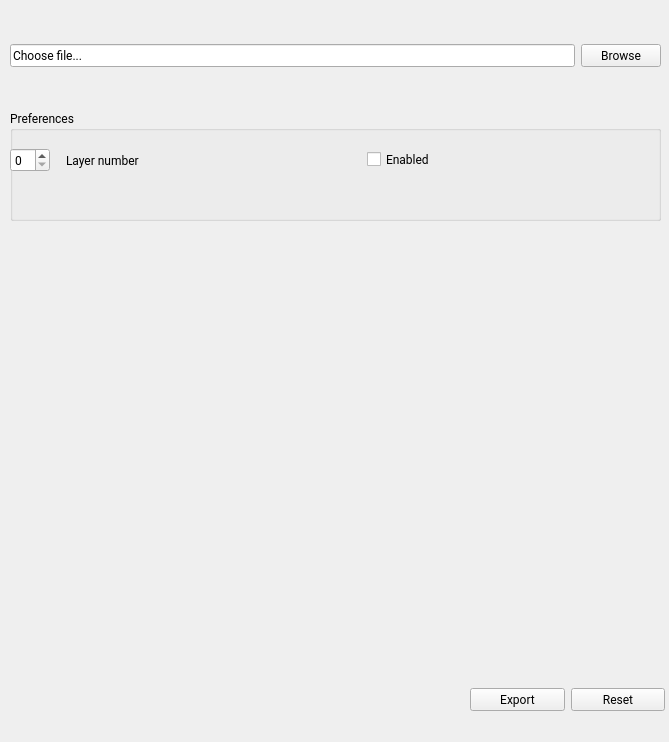
Before: the Qt Designer form Program/filamentchanger.ui in LuisDiazUgena/Filament-Changer-for-bq-printers, drawn with Qt 5.
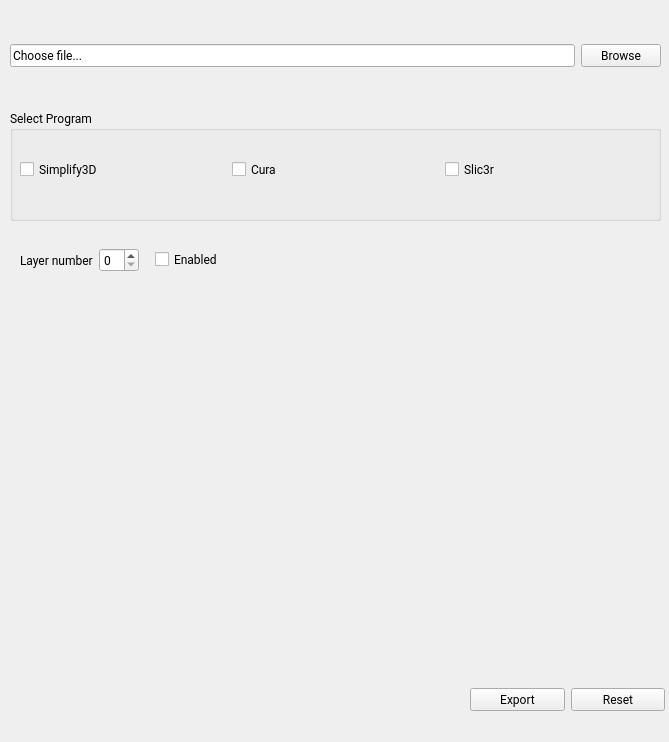
After: the same form once the commit is applied. Icons and pictures are not drawn.

Commit message:
Added program selection checkboxs
Added program selection checkboxs to the ui and created functions that
only let choose one of those checkboxs

Patch:
```diff
--- a/Program/filamentchanger.ui
+++ b/Program/filamentchanger.ui
@@ -8,6 +8,14 @@
   <property name="enabled">
    <bool>true</bool>
   </property>
+  <property name="geometry">
+   <rect>
+    <x>0</x>
+    <y>0</y>
+    <width>669</width>
+    <height>742</height>
+   </rect>
+  </property>
   <property name="minimumSize">
    <size>
     <width>669</width>
@@ -61,7 +69,33 @@
     </item>
    </layout>
   </widget>
-  <widget class="QGroupBox" name="groupBox">
+  <widget class="QWidget" name="horizontalLayoutWidget_3">
+   <property name="geometry">
+    <rect>
+     <x>470</x>
+     <y>660</y>
+     <width>195</width>
+     <height>80</height>
+    </rect>
+   </property>
+   <layout class="QHBoxLayout" name="horizontalLayout_2">
+    <item>
+     <widget class="QPushButton" name="ExportBtn">
+      <property name="text">
+       <string>Export</string>
+      </property>
+     </widget>
+    </item>
+    <item>
+     <widget class="QPushButton" name="ResetBtn">
+      <property name="text">
+       <string>Reset</string>
+      </property>
+     </widget>
+    </item>
+   </layout>
+  </widget>
+  <widget class="QGroupBox" name="Program_groupBox_2">
    <property name="geometry">
     <rect>
      <x>10</x>
@@ -71,82 +105,123 @@
     </rect>
    </property>
    <property name="title">
-    <string>Preferences</string>
+    <string>Select Program</string>
    </property>
-   <widget class="QWidget" name="horizontalLayoutWidget_2">
+   <property name="flat">
+    <bool>true</bool>
+   </property>
+   <widget class="QWidget" name="horizontalLayoutWidget_4">
     <property name="geometry">
      <rect>
       <x>0</x>
-      <y>10</y>
+      <y>20</y>
       <width>651</width>
       <height>80</height>
      </rect>
     </property>
-    <layout class="QHBoxLayout" name="horizontalLayout">
+    <layout class="QHBoxLayout" name="horizontalLayout_3">
+     <property name="sizeConstraint">
+      <enum>QLayout::SetDefaultConstraint</enum>
+     </property>
+     <property name="leftMargin">
+      <number>10</number>
+     </property>
+     <property name="rightMargin">
+      <number>10</number>
+     </property>
      <item>
-      <widget class="QSpinBox" name="LayerSpinBox">
-       <property name="sizePolicy">
-        <sizepolicy hsizetype="Maximum" vsizetype="Fixed">
-         <horstretch>0</horstretch>
-         <verstretch>0</verstretch>
-        </sizepolicy>
+      <widget class="QCheckBox" name="Simplify3DCheckBox">
+       <property name="text">
+        <string>Simplify3D</string>
        </property>
       </widget>
      </item>
      <item>
-      <spacer name="horizontalSpacer">
-       <property name="orientation">
-        <enum>Qt::Horizontal</enum>
-       </property>
-       <property name="sizeType">
-        <enum>QSizePolicy::Fixed</enum>
-       </property>
-       <property name="sizeHint" stdset="0">
-        <size>
-         <width>10</width>
-         <height>20</height>
-        </size>
-       </property>
-      </spacer>
-     </item>
-     <item>
-      <widget class="QLabel" name="LayerLabel">
+      <widget class="QCheckBox" name="CuraCheckBox">
        <property name="text">
-        <string>Layer number</string>
+        <string>Cura</string>
        </property>
       </widget>
      </item>
      <item>
-      <widget class="QCheckBox" name="EnabledCheckBox">
+      <widget class="QCheckBox" name="Slic3rCheckBox">
        <property name="text">
-        <string>Enabled</string>
+        <string>Slic3r</string>
        </property>
       </widget>
      </item>
     </layout>
    </widget>
   </widget>
-  <widget class="QWidget" name="horizontalLayoutWidget_3">
+  <widget class="QWidget" name="horizontalLayoutWidget_2">
    <property name="geometry">
     <rect>
-     <x>470</x>
-     <y>660</y>
-     <width>195</width>
+     <x>10</x>
+     <y>220</y>
+     <width>651</width>
      <height>80</height>
     </rect>
    </property>
-   <layout class="QHBoxLayout" name="horizontalLayout_2">
+   <layout class="QHBoxLayout" name="horizontalLayout">
     <item>
-     <widget class="QPushButton" name="ExportBtn">
+     <spacer name="horizontalSpacer_2">
+      <property name="orientation">
+       <enum>Qt::Horizontal</enum>
+      </property>
+      <property name="sizeType">
+       <enum>QSizePolicy::Fixed</enum>
+      </property>
+      <property name="sizeHint" stdset="0">
+       <size>
+        <width>10</width>
+        <height>20</height>
+       </size>
+      </property>
+     </spacer>
+    </item>
+    <item>
+     <widget class="QLabel" name="LayerLabel">
+      <property name="sizePolicy">
+       <sizepolicy hsizetype="Fixed" vsizetype="Preferred">
+        <horstretch>0</horstretch>
+        <verstretch>0</verstretch>
+       </sizepolicy>
+      </property>
       <property name="text">
-       <string>Export</string>
+       <string>Layer number</string>
       </property>
      </widget>
     </item>
     <item>
-     <widget class="QPushButton" name="ResetBtn">
+     <widget class="QSpinBox" name="LayerSpinBox">
+      <property name="sizePolicy">
+       <sizepolicy hsizetype="Maximum" vsizetype="Fixed">
+        <horstretch>0</horstretch>
+        <verstretch>0</verstretch>
+       </sizepolicy>
+      </property>
+     </widget>
+    </item>
+    <item>
+     <spacer name="horizontalSpacer">
+      <property name="orientation">
+       <enum>Qt::Horizontal</enum>
+      </property>
+      <property name="sizeType">
+       <enum>QSizePolicy::Fixed</enum>
+      </property>
+      <property name="sizeHint" stdset="0">
+       <size>
+        <width>10</width>
+        <height>20</height>
+       </size>
+      </property>
+     </spacer>
+    </item>
+    <item>
+     <widget class="QCheckBox" name="EnabledCheckBox">
       <property name="text">
-       <string>Reset</string>
+       <string>Enabled</string>
       </property>
      </widget>
     </item>
```
Left out of the diff: 2 changed lines with no effect on the pictures. The commit also changes 1 other file.
